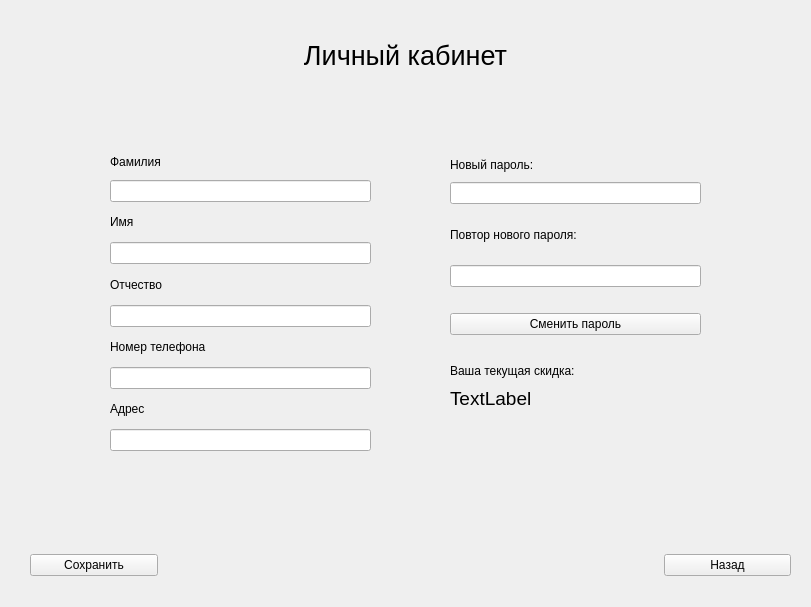
Qt form gui/account.ui (rkv04/test) before a commit.
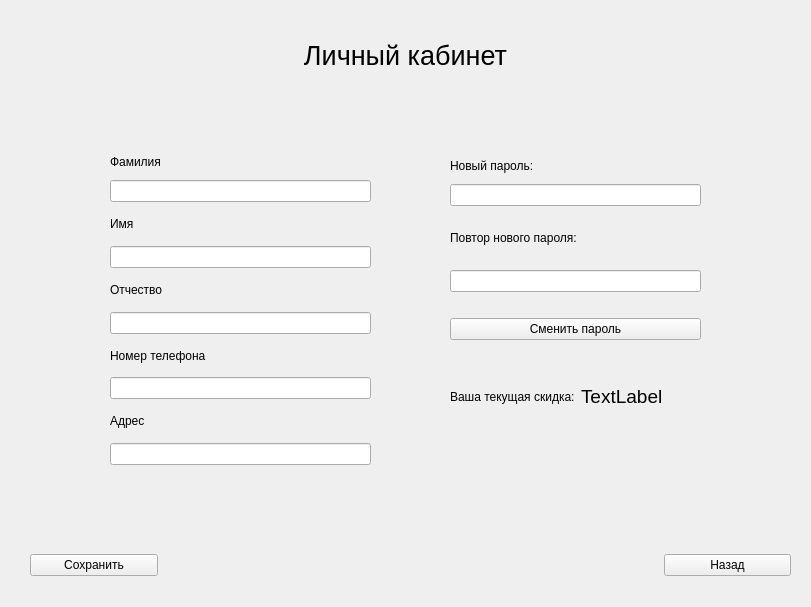
The same form after that commit.

```diff
--- a/gui/account.ui
+++ b/gui/account.ui
@@ -95,7 +95,7 @@
       <x>450</x>
       <y>154</y>
       <width>251</width>
-      <height>181</height>
+      <height>186</height>
      </rect>
     </property>
     <layout class="QVBoxLayout" name="verticalLayout_2">
@@ -166,7 +166,7 @@
       <x>110</x>
       <y>150</y>
       <width>261</width>
-      <height>301</height>
+      <height>315</height>
      </rect>
     </property>
     <layout class="QVBoxLayout" name="verticalLayout">
@@ -252,12 +252,12 @@
     <property name="geometry">
      <rect>
       <x>450</x>
-      <y>360</y>
-      <width>124</width>
-      <height>50</height>
+      <y>380</y>
+      <width>255</width>
+      <height>33</height>
      </rect>
     </property>
-    <layout class="QVBoxLayout" name="verticalLayout_3">
+    <layout class="QHBoxLayout" name="horizontalLayout">
      <item>
       <widget class="QLabel" name="label_2">
        <property name="text">
```
